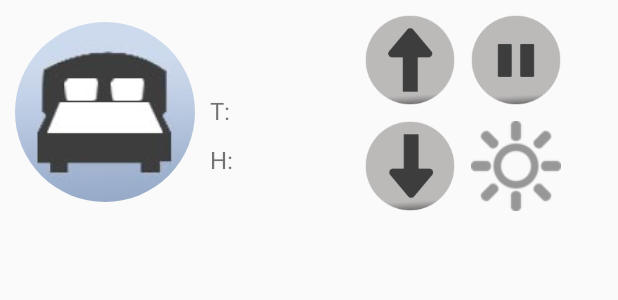
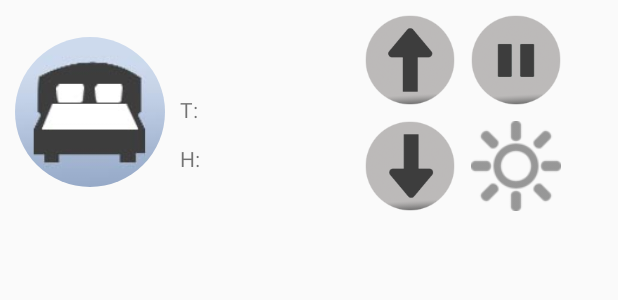
Before and after one commit to xiao923700243/Bed, an Android app: the layout activity_home_item.xml on its own in the app's theme, with its tools: preview values and no code run, on a phone screen of 412 x 824 dp. Shown: the top 300 px of the screen. Run offline under Robolectric (Android 15) with nearby library versions, the phone set to English and light mode, and no system bars.

Commit message:
no message

```diff
--- a/app/build.gradle
+++ b/app/build.gradle
@@ -2,7 +2,7 @@ apply plugin: 'com.android.application'
 
 
 def buildVersionName(){
-    return "1.2.1"
+    return "1.2.2"
 }
 
 android {
--- a/app/src/main/java/com/xiao/wisdom/bed/net/NetApi.java
+++ b/app/src/main/java/com/xiao/wisdom/bed/net/NetApi.java
@@ -192,6 +192,6 @@ public class NetApi extends UrlTool{
                 .put("devtype",devtype)
                 .put("cstname",cstname);
         String url = Service_Address+ChengeDeviceInfo_Address;
-        new OkRequest.Builder().url(url).params(params).get(callBack);
+        new OkRequest.Builder().url(url).params(params).post(callBack);
     }
 }
--- a/app/src/main/java/com/xiao/wisdom/bed/ui/activity/BedDetailsActivity.java
+++ b/app/src/main/java/com/xiao/wisdom/bed/ui/activity/BedDetailsActivity.java
@@ -240,11 +240,7 @@ public class BedDetailsActivity extends BaseActivity {
         }
         showWaitMsg(getResString(R.string.details_update_device_info_msg));
         String cstName = getViewText(R.id.devide_cstname);
-        try{
-            cstName = new String(cstName.getBytes("ISO-8859-1"),"utf-8");
-        }catch (Exception e){
-            e.printStackTrace();
-        }
+        cstName = BedUtils.getUtf8String(cstName)!=null?BedUtils.getUtf8String(cstName):cstName;
         String devName = BedUtils.detailsToDevName(BedDetailsActivity.this,"");
         String devType = "WIFI";//getViewText(R.id.devide_devtype);
         bedService.chengeDeviceInfo(devid,devName,devType,cstName,mHandler);
--- a/app/src/main/java/com/xiao/wisdom/bed/ui/activity/BindActivity.java
+++ b/app/src/main/java/com/xiao/wisdom/bed/ui/activity/BindActivity.java
@@ -113,6 +113,7 @@ public class BindActivity extends BaseActivity {
             showToast(R.string.bind_activity_device_nickname_input_error_msg);
             return;
         }
+        cstname = BedUtils.getUtf8String(cstname)!=null?BedUtils.getUtf8String(cstname):cstname;
         devname = devide_devname.getText().toString().trim();
         if(TextUtils.isEmpty(devname)){
             showToast(R.string.bind_activity_device_name_input_error_msg);
--- a/app/src/main/res/layout/activity_home_item.xml
+++ b/app/src/main/res/layout/activity_home_item.xml
@@ -13,8 +13,8 @@
             android:layout_marginLeft="10dp"
             android:layout_gravity="center_vertical"
             android:id="@+id/devidename_"
-            android:layout_width="120dp"
-            android:layout_height="120dp"
+            android:layout_width="100dp"
+            android:layout_height="100dp"
             android:src="@mipmap/ic_dev_bed"/>
         <LinearLayout
             android:layout_gravity="center_vertical"
@@ -24,7 +24,10 @@
             android:layout_height="wrap_content">
             <TextView
                 android:id="@+id/cstname_"
-                android:textSize="18sp"
+                android:textSize="16sp"
+                android:ellipsize="end"
+                android:maxEms="11"
+                android:maxLines="1"
                 android:layout_marginBottom="5dp"
                 android:layout_width="wrap_content"
                 android:layout_height="wrap_content" />
@@ -35,7 +38,7 @@
                 android:layout_width="wrap_content"
                 android:layout_height="wrap_content">
                 <TextView
-                    android:textSize="16sp"
+                    android:textSize="14sp"
                     android:text="@string/home_adapter_temper_msg"
                     android:layout_width="wrap_content"
                     android:layout_height="wrap_content" />
@@ -54,7 +57,7 @@
                 android:layout_width="wrap_content"
                 android:layout_height="wrap_content">
                 <TextView
-                    android:textSize="16sp"
+                    android:textSize="14sp"
                     android:text="@string/home_adapter_humidity_msg"
                     android:layout_width="wrap_content"
                     android:layout_height="wrap_content" />
```
Also changed, not shown: app/src/main/java/com/xiao/wisdom/bed/service/BedService.java (+1 -7 lines), app/src/main/java/com/xiao/wisdom/bed/utils/BedUtils.java (+15 -0 lines).
